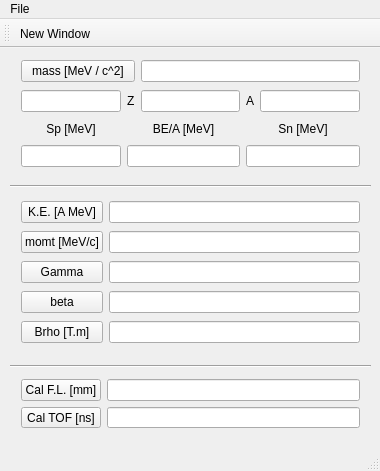
The window that Qt/RelativisticKinematics/mainwindow.ui (goluckyryan/programmings) describes before a commit, drawn with Qt 5.
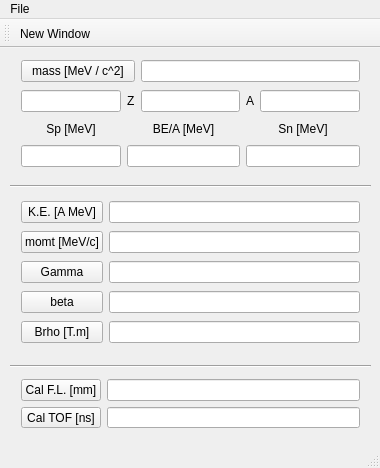
The same window after the commit.

Diff of the .ui file:
```diff
--- a/Qt/RelativisticKinematics/mainwindow.ui
+++ b/Qt/RelativisticKinematics/mainwindow.ui
@@ -7,7 +7,7 @@
     <x>0</x>
     <y>0</y>
     <width>380</width>
-    <height>471</height>
+    <height>468</height>
    </rect>
   </property>
   <property name="windowTitle">
```
